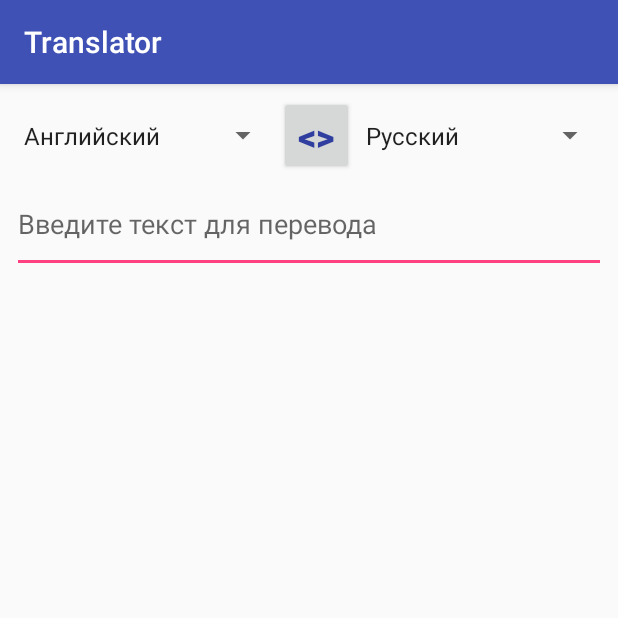
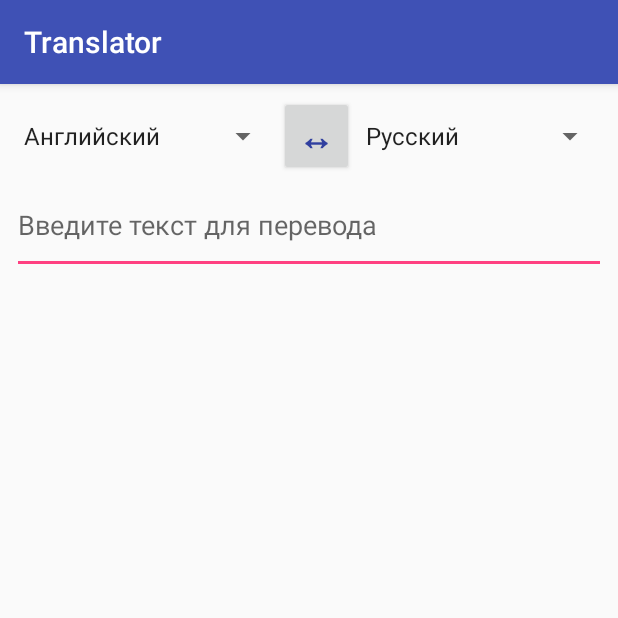
Before and after one commit to gluhow/Translator, an Android app: the screen it shows after launch (MainActivity), on a phone screen of 412 x 824 dp, the top half of it. Run offline under Robolectric (Android 15) with nearby library versions, the phone set to English and light mode, and no system bars.

Commit message:
Мелкие добавления

```diff
--- a/app/src/main/res/values/colors.xml
+++ b/app/src/main/res/values/colors.xml
@@ -1,6 +1,6 @@
 <?xml version="1.0" encoding="utf-8"?>
 <resources>
     <color name="colorPrimary">#3F51B5</color>
-    <color name="colorPrimaryDark">#303F9F</color>
+    <color name="colorPrimaryDark">#303f9f</color>
     <color name="colorAccent">#FF4081</color>
 </resources>
--- a/app/src/main/res/values/strings.xml
+++ b/app/src/main/res/values/strings.xml
@@ -1,6 +1,6 @@
 <resources>
     <string name="app_name">Translator</string>
-    <string name="editChangeLang"><![CDATA[<>]]></string>
+    <string name="editChangeLang">&#8596;</string>
     <string name="TranslateMe">Перевести</string>
     <string name="TranslateIt">Введите текст для перевода</string>
     <string name="title_home">Home</string>
```
